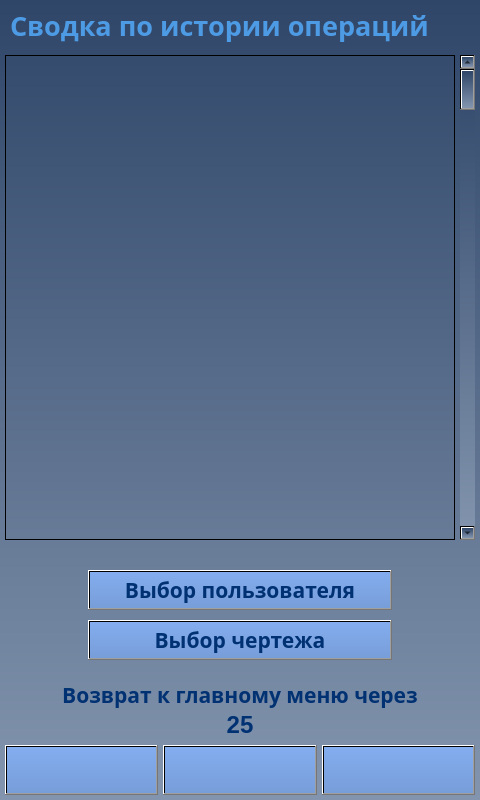
Before: the Qt Designer form client/GUI/ui/screen_21_summary.ui in komrade2801/AutoSklad, drawn with Qt 5.
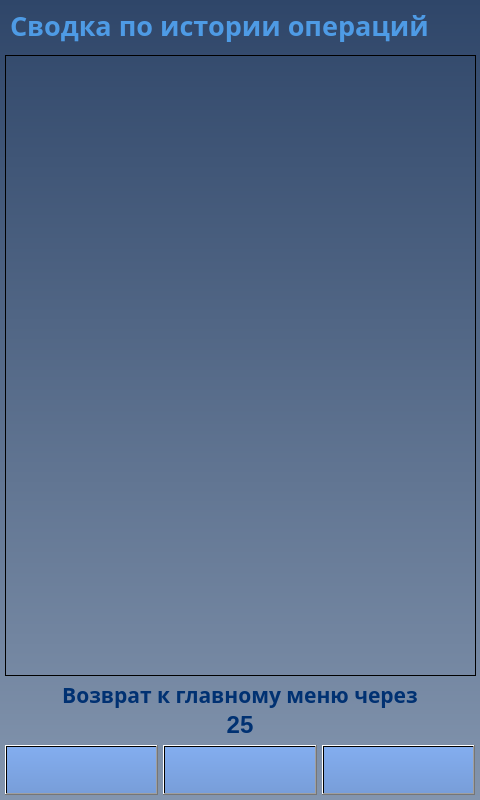
After: the same form once the commit is applied. Icons and pictures are not drawn.

Commit message: screens updated to use images from resource file

What changed in the file:
```diff
--- a/client/GUI/ui/screen_21_summary.ui
+++ b/client/GUI/ui/screen_21_summary.ui
@@ -143,28 +143,27 @@
     <rect>
      <x>5</x>
      <y>55</y>
-     <width>450</width>
-     <height>485</height>
+     <width>471</width>
+     <height>621</height>
     </rect>
    </property>
+   <property name="sizePolicy">
+    <sizepolicy hsizetype="Expanding" vsizetype="Expanding">
+     <horstretch>0</horstretch>
+     <verstretch>0</verstretch>
+    </sizepolicy>
+   </property>
    <property name="whatsThis">
     <string>&lt;html&gt;&lt;head/&gt;&lt;body&gt;&lt;p&gt;&lt;br/&gt;&lt;/p&gt;&lt;/body&gt;&lt;/html&gt;</string>
    </property>
    <property name="styleSheet">
     <string notr="true">background-color: qlineargradient(spread:pad, x1:0, y1:0, x2:1, y2:0, stop:0 rgba(0, 0, 0, 0), stop:1 rgba(255, 255, 255, 0));</string>
    </property>
-  </widget>
-  <widget class="QScrollBar" name="ScrollBar">
-   <property name="geometry">
-    <rect>
-     <x>460</x>
-     <y>55</y>
-     <width>15</width>
-     <height>485</height>
-    </rect>
+   <property name="horizontalScrollBarPolicy">
+    <enum>Qt::ScrollBarAsNeeded</enum>
    </property>
-   <property name="orientation">
-    <enum>Qt::Vertical</enum>
+   <property name="autoScroll">
+    <bool>true</bool>
    </property>
   </widget>
   <widget class="QLabel" name="lbl_timeout_back">
@@ -764,308 +763,6 @@
     <set>Qt::AlignCenter</set>
    </property>
   </widget>
-  <widget class="QPushButton" name="btn_select_plans">
-   <property name="geometry">
-    <rect>
-     <x>88</x>
-     <y>620</y>
-     <width>304</width>
-     <height>40</height>
-    </rect>
-   </property>
-   <property name="palette">
-    <palette>
-     <active>
-      <colorrole role="WindowText">
-       <brush brushstyle="SolidPattern">
-        <color alpha="255">
-         <red>0</red>
-         <green>49</green>
-         <blue>114</blue>
-        </color>
-       </brush>
-      </colorrole>
-      <colorrole role="Button">
-       <brush brushstyle="LinearGradientPattern">
-        <gradient startx="0.500000000000000" starty="0.000000000000000" endx="0.500000000000000" endy="1.000000000000000" type="LinearGradient" spread="PadSpread" coordinatemode="ObjectBoundingMode">
-         <gradientstop position="0.000000000000000">
-          <color alpha="255">
-           <red>131</red>
-           <green>173</green>
-           <blue>239</blue>
-          </color>
-         </gradientstop>
-         <gradientstop position="1.000000000000000">
-          <color alpha="255">
-           <red>120</red>
-           <green>158</green>
-           <blue>217</blue>
-          </color>
-         </gradientstop>
-        </gradient>
-       </brush>
-      </colorrole>
-      <colorrole role="Text">
-       <brush brushstyle="SolidPattern">
-        <color alpha="255">
-         <red>0</red>
-         <green>49</green>
-         <blue>114</blue>
-        </color>
-       </brush>
-      </colorrole>
-      <colorrole role="ButtonText">
-       <brush brushstyle="SolidPattern">
-        <color alpha="255">
-         <red>0</red>
-         <green>49</green>
-         <blue>114</blue>
-        </color>
-       </brush>
-      </colorrole>
-      <colorrole role="Base">
-       <brush brushstyle="LinearGradientPattern">
-        <gradient startx="0.500000000000000" starty="0.000000000000000" endx="0.500000000000000" endy="1.000000000000000" type="LinearGradient" spread="PadSpread" coordinatemode="ObjectBoundingMode">
-         <gradientstop position="0.000000000000000">
-          <color alpha="255">
-           <red>131</red>
-           <green>173</green>
-           <blue>239</blue>
-          </color>
-         </gradientstop>
-         <gradientstop position="1.000000000000000">
-          <color alpha="255">
-           <red>120</red>
-           <green>158</green>
-           <blue>217</blue>
-          </color>
-         </gradientstop>
-        </gradient>
-       </brush>
-      </colorrole>
-      <colorrole role="Window">
-       <brush brushstyle="LinearGradientPattern">
-        <gradient startx="0.500000000000000" starty="0.000000000000000" endx="0.500000000000000" endy="1.000000000000000" type="LinearGradient" spread="PadSpread" coordinatemode="ObjectBoundingMode">
-         <gradientstop position="0.000000000000000">
-          <color alpha="255">
-           <red>131</red>
-           <green>173</green>
-           <blue>239</blue>
-          </color>
-         </gradientstop>
-         <gradientstop position="1.000000000000000">
-          <color alpha="255">
-           <red>120</red>
-           <green>158</green>
-           <blue>217</blue>
-          </color>
-         </gradientstop>
-        </gradient>
-       </brush>
-      </colorrole>
-     </active>
-     <inactive>
-      <colorrole role="WindowText">
-       <brush brushstyle="SolidPattern">
-        <color alpha="255">
-         <red>0</red>
-         <green>49</green>
-         <blue>114</blue>
-        </color>
-       </brush>
-      </colorrole>
-      <colorrole role="Button">
-       <brush brushstyle="LinearGradientPattern">
-        <gradient startx="0.500000000000000" starty="0.000000000000000" endx="0.500000000000000" endy="1.000000000000000" type="LinearGradient" spread="PadSpread" coordinatemode="ObjectBoundingMode">
-         <gradientstop position="0.000000000000000">
-          <color alpha="255">
-           <red>131</red>
-           <green>173</green>
-           <blue>239</blue>
-          </color>
-         </gradientstop>
-         <gradientstop position="1.000000000000000">
-          <color alpha="255">
-           <red>120</red>
-           <green>158</green>
-           <blue>217</blue>
-          </color>
-         </gradientstop>
-        </gradient>
-       </brush>
-      </colorrole>
-      <colorrole role="Text">
-       <brush brushstyle="SolidPattern">
-        <color alpha="255">
-         <red>0</red>
-         <green>49</green>
-         <blue>114</blue>
-        </color>
-       </brush>
-      </colorrole>
-      <colorrole role="ButtonText">
-       <brush brushstyle="SolidPattern">
-        <color alpha="255">
-         <red>0</red>
-         <green>49</green>
-         <blue>114</blue>
-        </color>
-       </brush>
-      </colorrole>
-      <colorrole role="Base">
-       <brush brushstyle="LinearGradientPattern">
-        <gradient startx="0.500000000000000" starty="0.000000000000000" endx="0.500000000000000" endy="1.000000000000000" type="LinearGradient" spread="PadSpread" coordinatemode="ObjectBoundingMode">
-         <gradientstop position="0.000000000000000">
-          <color alpha="255">
-           <red>131</red>
-           <green>173</green>
-           <blue>239</blue>
-          </color>
-         </gradientstop>
-         <gradientstop position="1.000000000000000">
-          <color alpha="255">
-           <red>120</red>
-           <green>158</green>
-           <blue>217</blue>
-          </color>
-         </gradientstop>
-        </gradient>
-       </brush>
-      </colorrole>
-      <colorrole role="Window">
-       <brush brushstyle="LinearGradientPattern">
-        <gradient startx="0.500000000000000" starty="0.000000000000000" endx="0.500000000000000" endy="1.000000000000000" type="LinearGradient" spread="PadSpread" coordinatemode="ObjectBoundingMode">
-         <gradientstop position="0.000000000000000">
-          <color alpha="255">
-           <red>131</red>
-           <green>173</green>
-           <blue>239</blue>
-          </color>
-         </gradientstop>
-         <gradientstop position="1.000000000000000">
-          <color alpha="255">
-           <red>120</red>
-           <green>158</green>
-           <blue>217</blue>
-          </color>
-         </gradientstop>
-        </gradient>
-       </brush>
-      </colorrole>
-     </inactive>
-     <disabled>
-      <colorrole role="WindowText">
-       <brush brushstyle="SolidPattern">
-        <color alpha="255">
-         <red>0</red>
-         <green>49</green>
-         <blue>114</blue>
-        </color>
-       </brush>
-      </colorrole>
-      <colorrole role="Button">
-       <brush brushstyle="LinearGradientPattern">
-        <gradient startx="0.500000000000000" starty="0.000000000000000" endx="0.500000000000000" endy="1.000000000000000" type="LinearGradient" spread="PadSpread" coordinatemode="ObjectBoundingMode">
-         <gradientstop position="0.000000000000000">
-          <color alpha="255">
-           <red>131</red>
-           <green>173</green>
-           <blue>239</blue>
-          </color>
-         </gradientstop>
-         <gradientstop position="1.000000000000000">
-          <color alpha="255">
-           <red>120</red>
-           <green>158</green>
-           <blue>217</blue>
-          </color>
-         </gradientstop>
-        </gradient>
-       </brush>
-      </colorrole>
-      <colorrole role="Text">
-       <brush brushstyle="SolidPattern">
-        <color alpha="255">
-         <red>0</red>
-         <green>49</green>
-         <blue>114</blue>
-        </color>
-       </brush>
-      </colorrole>
-      <colorrole role="ButtonText">
-       <brush brushstyle="SolidPattern">
-        <color alpha="255">
-         <red>0</red>
-         <green>49</green>
-         <blue>114</blue>
-        </color>
-       </brush>
-      </colorrole>
-      <colorrole role="Base">
-       <brush brushstyle="LinearGradientPattern">
-        <gradient startx="0.500000000000000" starty="0.000000000000000" endx="0.500000000000000" endy="1.000000000000000" type="LinearGradient" spread="PadSpread" coordinatemode="ObjectBoundingMode">
-         <gradientstop position="0.000000000000000">
-          <color alpha="255">
-           <red>131</red>
-           <green>173</green>
-           <blue>239</blue>
-          </color>
-         </gradientstop>
-         <gradientstop position="1.000000000000000">
-          <color alpha="255">
-           <red>120</red>
-           <green>158</green>
-           <blue>217</blue>
-          </color>
-         </gradientstop>
-        </gradient>
-       </brush>
-      </colorrole>
-      <colorrole role="Window">
-       <brush brushstyle="LinearGradientPattern">
-        <gradient startx="0.500000000000000" starty="0.000000000000000" endx="0.500000000000000" endy="1.000000000000000" type="LinearGradient" spread="PadSpread" coordinatemode="ObjectBoundingMode">
-         <gradientstop position="0.000000000000000">
-          <color alpha="255">
-           <red>131</red>
-           <green>173</green>
-           <blue>239</blue>
-          </color>
-         </gradientstop>
-         <gradientstop position="1.000000000000000">
-          <color alpha="255">
-           <red>120</red>
-           <green>158</green>
-           <blue>217</blue>
-          </color>
-         </gradientstop>
-        </gradient>
-       </brush>
-      </colorrole>
-     </disabled>
-    </palette>
-   </property>
-   <property name="font">
-    <font>
-     <family>Arial Black</family>
-     <pointsize>16</pointsize>
-     <weight>75</weight>
-     <bold>true</bold>
-    </font>
-   </property>
-   <property name="contextMenuPolicy">
-    <enum>Qt::DefaultContextMenu</enum>
-   </property>
-   <property name="layoutDirection">
-    <enum>Qt::LeftToRight</enum>
-   </property>
-   <property name="styleSheet">
-    <string notr="true">background-color: qlineargradient(spread:pad, x1:0.5, y1:0, x2:0.5, y2:1, stop:0 rgba(131, 173, 239, 255), stop:1 rgba(120, 158, 217, 255));
-color: rgb(0, 49, 114);</string>
-   </property>
-   <property name="text">
-    <string>Выбор чертежа</string>
-   </property>
-  </widget>
   <widget class="QPushButton" name="btn_down">
    <property name="enabled">
     <bool>true</bool>
@@ -1110,308 +807,6 @@
     </size>
    </property>
   </widget>
-  <widget class="QPushButton" name="btn_select_users">
-   <property name="geometry">
-    <rect>
-     <x>88</x>
-     <y>570</y>
-     <width>304</width>
-     <height>40</height>
-    </rect>
-   </property>
-   <property name="palette">
-    <palette>
-     <active>
-      <colorrole role="WindowText">
-       <brush brushstyle="SolidPattern">
-        <color alpha="255">
-         <red>0</red>
-         <green>49</green>
-         <blue>114</blue>
-        </color>
-       </brush>
-      </colorrole>
-      <colorrole role="Button">
-       <brush brushstyle="LinearGradientPattern">
-        <gradient startx="0.500000000000000" starty="0.000000000000000" endx="0.500000000000000" endy="1.000000000000000" type="LinearGradient" spread="PadSpread" coordinatemode="ObjectBoundingMode">
-         <gradientstop position="0.000000000000000">
-          <color alpha="255">
-           <red>131</red>
-           <green>173</green>
-           <blue>239</blue>
-          </color>
-         </gradientstop>
-         <gradientstop position="1.000000000000000">
-          <color alpha="255">
-           <red>120</red>
-           <green>158</green>
-           <blue>217</blue>
-          </color>
-         </gradientstop>
-        </gradient>
-       </brush>
-      </colorrole>
-      <colorrole role="Text">
-       <brush brushstyle="SolidPattern">
-        <color alpha="255">
-         <red>0</red>
-         <green>49</green>
-         <blue>114</blue>
-        </color>
-       </brush>
-      </colorrole>
-      <colorrole role="ButtonText">
-       <brush brushstyle="SolidPattern">
-        <color alpha="255">
-         <red>0</red>
-         <green>49</green>
-         <blue>114</blue>
-        </color>
-       </brush>
-      </colorrole>
-      <colorrole role="Base">
-       <brush brushstyle="LinearGradientPattern">
-        <gradient startx="0.500000000000000" starty="0.000000000000000" endx="0.500000000000000" endy="1.000000000000000" type="LinearGradient" spread="PadSpread" coordinatemode="ObjectBoundingMode">
-         <gradientstop position="0.000000000000000">
-          <color alpha="255">
-           <red>131</red>
-           <green>173</green>
-           <blue>239</blue>
-          </color>
-         </gradientstop>
-         <gradientstop position="1.000000000000000">
-          <color alpha="255">
-           <red>120</red>
-           <green>158</green>
-           <blue>217</blue>
-          </color>
-         </gradientstop>
-        </gradient>
-       </brush>
-      </colorrole>
-      <colorrole role="Window">
-       <brush brushstyle="LinearGradientPattern">
-        <gradient startx="0.500000000000000" starty="0.000000000000000" endx="0.500000000000000" endy="1.000000000000000" type="LinearGradient" spread="PadSpread" coordinatemode="ObjectBoundingMode">
-         <gradientstop position="0.000000000000000">
-          <color alpha="255">
-           <red>131</red>
-           <green>173</green>
-           <blue>239</blue>
-          </color>
-         </gradientstop>
-         <gradientstop position="1.000000000000000">
-          <color alpha="255">
-           <red>120</red>
-           <green>158</green>
-           <blue>217</blue>
-          </color>
-         </gradientstop>
-        </gradient>
-       </brush>
-      </colorrole>
-     </active>
-     <inactive>
-      <colorrole role="WindowText">
-       <brush brushstyle="SolidPattern">
-        <color alpha="255">
-         <red>0</red>
-         <green>49</green>
-         <blue>114</blue>
-        </color>
-       </brush>
-      </colorrole>
-      <colorrole role="Button">
-       <brush brushstyle="LinearGradientPattern">
-        <gradient startx="0.500000000000000" starty="0.000000000000000" endx="0.500000000000000" endy="1.000000000000000" type="LinearGradient" spread="PadSpread" coordinatemode="ObjectBoundingMode">
-         <gradientstop position="0.000000000000000">
-          <color alpha="255">
-           <red>131</red>
-           <green>173</green>
-           <blue>239</blue>
-          </color>
-         </gradientstop>
-         <gradientstop position="1.000000000000000">
-          <color alpha="255">
-           <red>120</red>
-           <green>158</green>
-           <blue>217</blue>
-          </color>
-         </gradientstop>
-        </gradient>
-       </brush>
-      </colorrole>
-      <colorrole role="Text">
-       <brush brushstyle="SolidPattern">
-        <color alpha="255">
-         <red>0</red>
-         <green>49</green>
-         <blue>114</blue>
-        </color>
-       </brush>
-      </colorrole>
-      <colorrole role="ButtonText">
-       <brush brushstyle="SolidPattern">
-        <color alpha="255">
-         <red>0</red>
-         <green>49</green>
-         <blue>114</blue>
-        </color>
-       </brush>
-      </colorrole>
-      <colorrole role="Base">
-       <brush brushstyle="LinearGradientPattern">
-        <gradient startx="0.500000000000000" starty="0.000000000000000" endx="0.500000000000000" endy="1.000000000000000" type="LinearGradient" spread="PadSpread" coordinatemode="ObjectBoundingMode">
-         <gradientstop position="0.000000000000000">
-          <color alpha="255">
-           <red>131</red>
-           <green>173</green>
-           <blue>239</blue>
-          </color>
-         </gradientstop>
-         <gradientstop position="1.000000000000000">
-          <color alpha="255">
-           <red>120</red>
-           <green>158</green>
-           <blue>217</blue>
-          </color>
-         </gradientstop>
-        </gradient>
-       </brush>
-      </colorrole>
-      <colorrole role="Window">
-       <brush brushstyle="LinearGradientPattern">
-        <gradient startx="0.500000000000000" starty="0.000000000000000" endx="0.500000000000000" endy="1.000000000000000" type="LinearGradient" spread="PadSpread" coordinatemode="ObjectBoundingMode">
-         <gradientstop position="0.000000000000000">
-          <color alpha="255">
-           <red>131</red>
-           <green>173</green>
-           <blue>239</blue>
-          </color>
-         </gradientstop>
-         <gradientstop position="1.000000000000000">
-          <color alpha="255">
-           <red>120</red>
-           <green>158</green>
-           <blue>217</blue>
-          </color>
-         </gradientstop>
-        </gradient>
-       </brush>
-      </colorrole>
-     </inactive>
-     <disabled>
-      <colorrole role="WindowText">
-       <brush brushstyle="SolidPattern">
-        <color alpha="255">
-         <red>0</red>
-         <green>49</green>
-         <blue>114</blue>
-        </color>
-       </brush>
-      </colorrole>
-      <colorrole role="Button">
-       <brush brushstyle="LinearGradientPattern">
-        <gradient startx="0.500000000000000" starty="0.000000000000000" endx="0.500000000000000" endy="1.000000000000000" type="LinearGradient" spread="PadSpread" coordinatemode="ObjectBoundingMode">
-         <gradientstop position="0.000000000000000">
-          <color alpha="255">
-           <red>131</red>
-           <green>173</green>
-           <blue>239</blue>
-          </color>
-         </gradientstop>
-         <gradientstop position="1.000000000000000">
-          <color alpha="255">
-           <red>120</red>
-           <green>158</green>
-           <blue>217</blue>
-          </color>
-         </gradientstop>
-        </gradient>
-       </brush>
-      </colorrole>
-      <colorrole role="Text">
-       <brush brushstyle="SolidPattern">
-        <color alpha="255">
-         <red>0</red>
-         <green>49</green>
-         <blue>114</blue>
-        </color>
-       </brush>
-      </colorrole>
-      <colorrole role="ButtonText">
-       <brush brushstyle="SolidPattern">
-        <color alpha="255">
-         <red>0</red>
-         <green>49</green>
-         <blue>114</blue>
-        </color>
-       </brush>
-      </colorrole>
-      <colorrole role="Base">
-       <brush brushstyle="LinearGradientPattern">
-        <gradient startx="0.500000000000000" starty="0.000000000000000" endx="0.500000000000000" endy="1.000000000000000" type="LinearGradient" spread="PadSpread" coordinatemode="ObjectBoundingMode">
-         <gradientstop position="0.000000000000000">
-          <color alpha="255">
-           <red>131</red>
-           <green>173</green>
-           <blue>239</blue>
-          </color>
-         </gradientstop>
-         <gradientstop position="1.000000000000000">
-          <color alpha="255">
-           <red>120</red>
-           <green>158</green>
-           <blue>217</blue>
-          </color>
-         </gradientstop>
-        </gradient>
-       </brush>
-      </colorrole>
-      <colorrole role="Window">
-       <brush brushstyle="LinearGradientPattern">
-        <gradient startx="0.500000000000000" starty="0.000000000000000" endx="0.500000000000000" endy="1.000000000000000" type="LinearGradient" spread="PadSpread" coordinatemode="ObjectBoundingMode">
-         <gradientstop position="0.000000000000000">
-          <color alpha="255">
-           <red>131</red>
-           <green>173</green>
-           <blue>239</blue>
-          </color>
-         </gradientstop>
-         <gradientstop position="1.000000000000000">
-          <color alpha="255">
-           <red>120</red>
-           <green>158</green>
-           <blue>217</blue>
-          </color>
-         </gradientstop>
-        </gradient>
-       </brush>
-      </colorrole>
-     </disabled>
-    </palette>
-   </property>
-   <property name="font">
-    <font>
-     <family>Arial Black</family>
-     <pointsize>16</pointsize>
-     <weight>75</weight>
-     <bold>true</bold>
-    </font>
-   </property>
-   <property name="contextMenuPolicy">
-    <enum>Qt::DefaultContextMenu</enum>
-   </property>
-   <property name="layoutDirection">
-    <enum>Qt::LeftToRight</enum>
-   </property>
-   <property name="styleSheet">
-    <string notr="true">background-color: qlineargradient(spread:pad, x1:0.5, y1:0, x2:0.5, y2:1, stop:0 rgba(131, 173, 239, 255), stop:1 rgba(120, 158, 217, 255));
-color: rgb(0, 49, 114);</string>
-   </property>
-   <property name="text">
-    <string>Выбор пользователя</string>
-   </property>
-  </widget>
  </widget>
  <resources/>
  <connections/>
```
Left out of the diff: 70 changed lines with no effect on the pictures. The commit also changes 7 other files.
